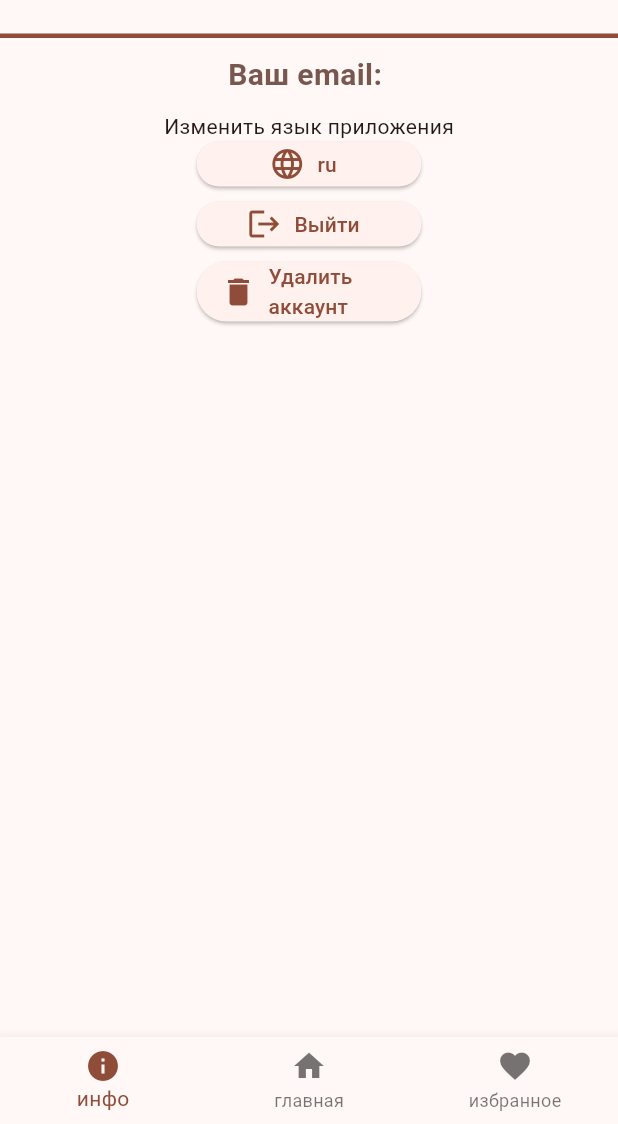
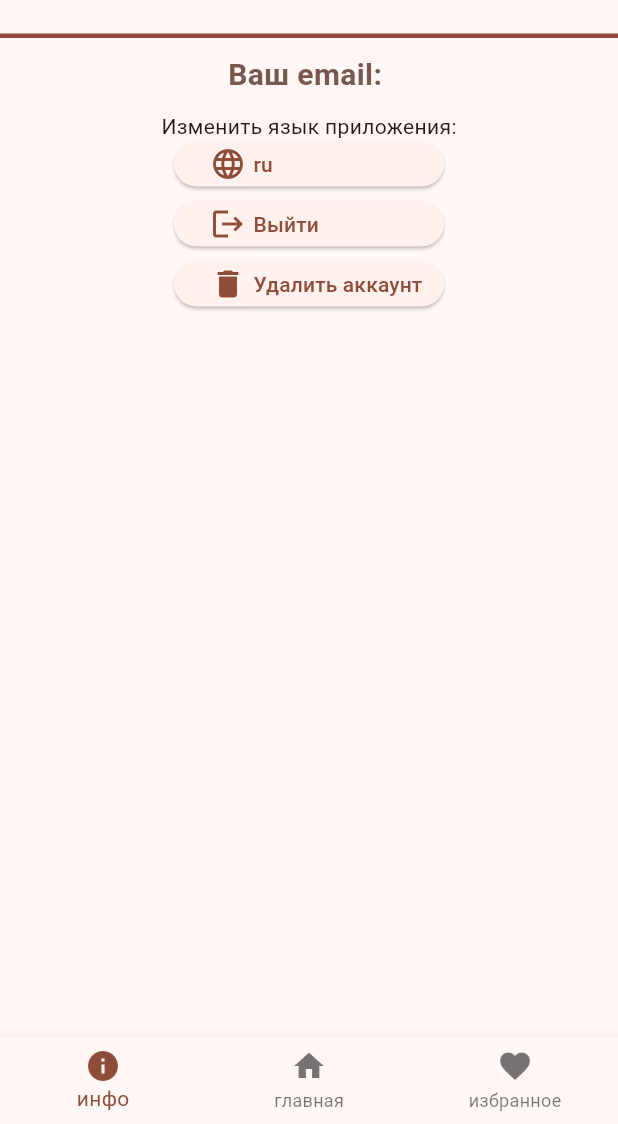
Before and after one commit to Lnsfna/Tinder_with_chuck, a Flutter app: the screen it shows once a user with an empty profile is signed in, after a tap on "en", on a phone screen of 412 x 824 dp, the part 112-1236 px from its top. Run offline on Flutter 3.47's test engine with Material 2 defaults, Android fonts, the phone set to English and light mode, and no system bars; our stand-ins replace auto_size_text, firebase_auth, firebase_core, firebase_crashlytics, firebase_database, flutter_card_swiper and 2 more; missing offline and left inert: flutterfire_ui; accounts and stored records are empty; generated files the repository leaves out were written again; network calls fail.

Commit message:
add internet connection check

```diff
--- a/lib/joke/joke.dart
+++ b/lib/joke/joke.dart
@@ -11,14 +11,12 @@ class Joke {
     required this.value,
   });
 
-    @override
+  @override
   String toString() => value;
 
-  factory Joke.fromJson(Map<String, dynamic> json) =>
-      _$JokeFromJson(json);
+  factory Joke.fromJson(Map<String, dynamic> json) => _$JokeFromJson(json);
 
   Map<String, dynamic> toJson() => _$JokeToJson(this);
-
 }
 
 Future<Joke> fetchJoke() async {
--- a/lib/l10n/app_en.arb
+++ b/lib/l10n/app_en.arb
@@ -41,5 +41,9 @@
   "deleteAccount": "Delete account",
   "@deleteAccount":{
     "description": "info_page delete account button text"
+  },
+  "noInternet": "No internet connection",
+  "@noInternet":{
+    "description": "No internet connection text"
   }
 }
--- a/lib/l10n/app_ru.arb
+++ b/lib/l10n/app_ru.arb
@@ -4,8 +4,9 @@
     "info": "инфо",
     "home": "главная",
     "favorites": "избранное",
-    "appLanguage": "Изменить язык приложения",
+    "appLanguage": "Изменить язык приложения:",
     "jokeCount": "{count, plural, zero{Нет избранных шуток} one{У вас {count} избранная шутка} few{У вас {count} избранные шутки} many{У вас {count} избранных шуток} other{У вас {count} избранных шуток}}",
     "signOut": "Выйти",
-    "deleteAccount": "Удалить аккаунт"
+    "deleteAccount": "Удалить аккаунт",
+    "noInternet": "Отсутсвует подключение к интернету"
 }
--- a/lib/pages/favorites_page.dart
+++ b/lib/pages/favorites_page.dart
@@ -2,18 +2,25 @@ import 'package:flutter_riverpod/flutter_riverpod.dart';
 import 'package:flutter/material.dart';
 import 'package:flutter_gen/gen_l10n/app_localizations.dart';
 import 'package:tinder_with_chuck/providers/favorites_provider.dart';
-
+import 'package:tinder_with_chuck/providers/connection_provider.dart';
 
 class FavoritesPage extends ConsumerWidget {
   const FavoritesPage({super.key});
 
   @override
   Widget build(BuildContext context, WidgetRef ref) {
+    final con = ref.watch(connectivityStatusProviders).cur_status;
+    ref.read(connectivityStatusProviders.notifier).checkConnection();
+    if (con == Statuses.isDisonnected || con == Statuses.NotDetermined) {
+      return Center(
+        child: Text(AppLocalizations.of(context)!.noInternet),
+      );
+    } else {
       var theme = Theme.of(context);
       var favorites = ref.watch(favJokesProvider).favorites;
       if (favorites.isEmpty) {
-      return  Center(
-        child:  Text(AppLocalizations.of(context)!.jokeCount(0)),
+        return Center(
+          child: Text(AppLocalizations.of(context)!.jokeCount(0)),
         );
       }
 
@@ -22,7 +29,8 @@ class FavoritesPage extends ConsumerWidget {
         children: [
           Padding(
             padding: const EdgeInsets.all(30),
-          child: Text(AppLocalizations.of(context)!.jokeCount(favorites.length)),
+            child:
+                Text(AppLocalizations.of(context)!.jokeCount(favorites.length)),
           ),
           Expanded(
             child: SafeArea(
@@ -36,7 +44,9 @@ class FavoritesPage extends ConsumerWidget {
                             semanticLabel: 'Delete'),
                         color: theme.colorScheme.primary,
                         onPressed: () {
-                        ref.read(favJokesProvider.notifier).removeFavorite(pair);
+                          ref
+                              .read(favJokesProvider.notifier)
+                              .removeFavorite(pair);
                         },
                       ),
                       title: Text(
@@ -51,3 +61,4 @@ class FavoritesPage extends ConsumerWidget {
       );
     }
   }
+}
--- a/lib/pages/home_page.dart
+++ b/lib/pages/home_page.dart
@@ -5,33 +5,27 @@ import 'package:tinder_with_chuck/pages/favorites_page.dart';
 import 'package:flutter_riverpod/flutter_riverpod.dart';
 import 'package:flutter_gen/gen_l10n/app_localizations.dart';
 
-
-
-
-
 final homeProvider = StateProvider((ref) => 0);
 
 class MyHomePage extends ConsumerWidget {
   const MyHomePage({super.key});
 
-
-
   @override
   Widget build(BuildContext context, WidgetRef ref) {
     final page = ref.watch(homeProvider);
     Widget curPage;
-    switch (page){
+    switch (page) {
       case 0:
-      curPage =  const InfoPage();
-      break;
+        curPage = const InfoPage();
+        break;
       case 1:
-      curPage =  GeneratorPage();
-      break;
+        curPage = GeneratorPage(ref);
+        break;
       case 2:
-      curPage = const FavoritesPage();
-      break;
+        curPage = const FavoritesPage();
+        break;
       default:
-      throw UnimplementedError();
+        throw UnimplementedError();
     }
 
     return Scaffold(
@@ -41,14 +35,14 @@ class MyHomePage extends ConsumerWidget {
             Expanded(child: curPage),
             SafeArea(
               child: BottomNavigationBar(
-                items:  [
+                items: [
                   BottomNavigationBarItem(
                     icon: const Icon(Icons.info),
-                    label:  AppLocalizations.of(context)!.info,
+                    label: AppLocalizations.of(context)!.info,
                   ),
                   BottomNavigationBarItem(
                     icon: const Icon(Icons.home),
-                    label:  AppLocalizations.of(context)!.home,
+                    label: AppLocalizations.of(context)!.home,
                   ),
                   BottomNavigationBarItem(
                     icon: const Icon(Icons.favorite),
--- a/lib/pages/info_page.dart
+++ b/lib/pages/info_page.dart
@@ -51,8 +51,8 @@ class InfoPage extends ConsumerWidget {
                 children: [
                   TextSpan(
                       text: AppLocalizations.of(context)!.emailString,
-                      style:
-                          const TextStyle(fontWeight: FontWeight.bold, fontSize: 20)),
+                      style: const TextStyle(
+                          fontWeight: FontWeight.bold, fontSize: 20)),
                   TextSpan(
                       text: FirebaseAuth.instance.currentUser!.email,
                       style: const TextStyle(fontSize: 20))
@@ -63,17 +63,27 @@ class InfoPage extends ConsumerWidget {
             ),
             Text(AppLocalizations.of(context)!.appLanguage),
             SizedBox(
-              width: 150,
+              width: 180,
               height: 30,
-              child: ElevatedButton.icon(
-                icon: const Icon(
+              child: ElevatedButton(
+                child: Row(
+                  mainAxisSize: MainAxisSize.max,
+                  mainAxisAlignment: MainAxisAlignment.start,
+                  children: [
+                    const Icon(
                       Icons.language,
                       size: 24.0,
+                    ),
+                    SizedBox(
+                      width: 5,
+                      height: 30,
+                    ),
+                    Text(curLocale.languageCode),
+                  ],
                 ),
                 onPressed: () {
                   ref.read(localeProvider.notifier).changeLocale();
                 },
-                label: Text(curLocale.languageCode),
               ),
             ),
             SizedBox(
@@ -81,17 +91,27 @@ class InfoPage extends ConsumerWidget {
               height: 10,
             ),
             SizedBox(
-              width: 150,
+              width: 180,
               height: 30,
-              child: ElevatedButton.icon(
-                icon: const Icon(
+              child: ElevatedButton(
+                child: Row(
+                  mainAxisSize: MainAxisSize.max,
+                  mainAxisAlignment: MainAxisAlignment.start,
+                  children: [
+                    const Icon(
                       Icons.logout,
                       size: 24.0,
+                    ),
+                    SizedBox(
+                      width: 5,
+                      height: 30,
+                    ),
+                    Text(AppLocalizations.of(context)!.signOut),
+                  ],
                 ),
                 onPressed: () {
                   FirebaseAuth.instance.signOut();
                 },
-                label: Text(AppLocalizations.of(context)!.signOut),
               ),
             ),
             SizedBox(
@@ -99,12 +119,23 @@ class InfoPage extends ConsumerWidget {
               height: 10,
             ),
             SizedBox(
-              width: 150,
-              height: 40,
-              child: ElevatedButton.icon(
-                icon: const Icon(
+              width: 180,
+              height: 30,
+              child: ElevatedButton(
+                child: Row(
+                  mainAxisSize: MainAxisSize.max,
+                  mainAxisAlignment: MainAxisAlignment.start,
+                  children: [
+                    const Icon(
                       Icons.delete,
                       size: 24.0,
+                    ),
+                    SizedBox(
+                      width: 5,
+                      height: 30,
+                    ),
+                    Text(AppLocalizations.of(context)!.deleteAccount),
+                  ],
                 ),
                 onPressed: () async {
                   try {
@@ -122,10 +153,8 @@ class InfoPage extends ConsumerWidget {
                             ref.read(favJokesProvider.notifier).removeData();
                           });
                     }
-
                   }
                 },
-                label: Text(AppLocalizations.of(context)!.deleteAccount),
               ),
             ),
 
--- /dev/null
+++ b/lib/providers/connection_provider.dart
@@ -0,0 +1,42 @@
+import 'dart:async';
+import 'dart:io';
+import 'package:http/http.dart' as http;
+import 'package:flutter/material.dart';
+import 'package:freezed_annotation/freezed_annotation.dart';
+import 'package:flutter_riverpod/flutter_riverpod.dart';
+part 'connection_provider.freezed.dart';
+
+enum Statuses { NotDetermined, isConnected, isDisonnected }
+
+@freezed
+abstract class ConnectivityStatus with _$ConnectivityStatus {
+  const factory ConnectivityStatus({
+    @Default(Statuses.NotDetermined) Statuses cur_status,
+  }) = _ConnectivityStatus;
+
+  const ConnectivityStatus._();
+}
+
+final connectivityStatusProviders =
+    StateNotifierProvider<ConnectivityStatusNotifier, ConnectivityStatus>(
+        (ref) => ConnectivityStatusNotifier());
+
+class ConnectivityStatusNotifier extends StateNotifier<ConnectivityStatus> {
+  ConnectivityStatusNotifier() : super(const ConnectivityStatus()) {
+    checkConnection();
+  }
+
+  void checkConnection() async {
+    try {
+      var r =
+          await http.get(Uri.parse('https://api.chucknorris.io/jokes/random'));
+      if (r.statusCode == 200) {
+        state = state.copyWith(cur_status: Statuses.isConnected);
+      } else {
+        throw Exception('Loading failed');
+      }
+    } on SocketException {
+      state = state.copyWith(cur_status: Statuses.isDisonnected);
+    }
+  }
+}
--- a/lib/providers/favorites_provider.dart
+++ b/lib/providers/favorites_provider.dart
@@ -25,8 +25,8 @@ class FavJokesNotifier extends StateNotifier<FavJokesState> {
   DatabaseReference? _db;
 
   FavJokesNotifier() : super(const FavJokesState()) {
-     _uid = FirebaseAuth.instance.currentUser!.uid;
-     _db = FirebaseDatabase.instance.ref("users");
+    _uid = FirebaseAuth.instance.currentUser!.uid;
+    _db = FirebaseDatabase.instance.ref("users");
 
     loadFavorites();
   }
--- a/lib/providers/locale_provider.dart
+++ b/lib/providers/locale_provider.dart
@@ -3,7 +3,6 @@ import 'package:freezed_annotation/freezed_annotation.dart';
 import 'package:flutter_riverpod/flutter_riverpod.dart';
 
 part 'locale_provider.freezed.dart';
-
 
 @freezed
 abstract class LocaleState with _$LocaleState {
@@ -12,19 +11,18 @@ abstract class LocaleState with _$LocaleState {
   }) = _LocaleState;
 
   const LocaleState._();
+}
 
-}
-final localeProvider = StateNotifierProvider<LocaleNotifier, LocaleState>((ref) => LocaleNotifier());
-
+final localeProvider = StateNotifierProvider<LocaleNotifier, LocaleState>(
+    (ref) => LocaleNotifier());
 
 class LocaleNotifier extends StateNotifier<LocaleState> {
   LocaleNotifier() : super(const LocaleState(locale: Locale("en")));
-  void changeLocale(){
-    if (state.locale.languageCode == "en"){
-          state = state.copyWith(locale: const Locale("ru"));
-    }else{
-        state = state.copyWith(locale: const Locale("en"));
+  void changeLocale() {
+    if (state.locale.languageCode == "en") {
+      state = state.copyWith(locale: const Locale("ru"));
+    } else {
+      state = state.copyWith(locale: const Locale("en"));
     }
-
   }
 }
```
Also changed, not shown: lib/pages/generator_page.dart (+27 -12 lines), lib/pages/login_page.dart (+5 -7 lines), lib/providers/cards_provider.dart (+16 -9 lines), lib/providers/connection_provider.freezed.dart (added), lib/providers/favorites_provider.freezed.dart. Lines whose indentation alone changed are shown as unchanged.
